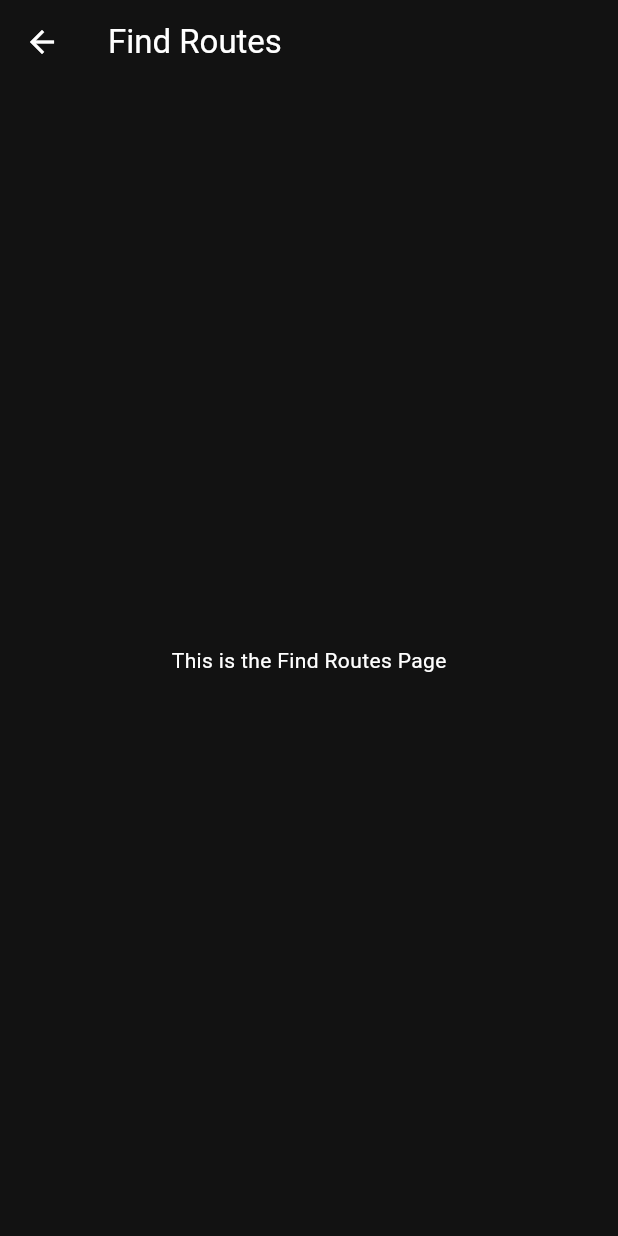
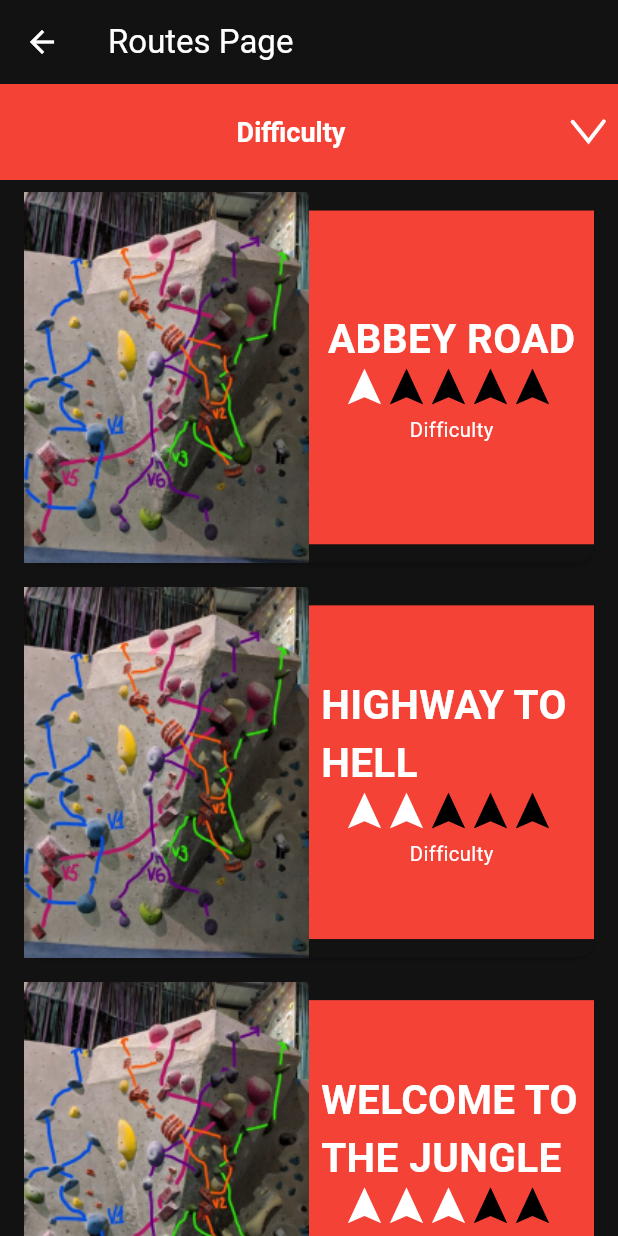
Before and after one commit to Petar-Taneski/boulder_bar_app, a Flutter app: the screen it shows after launch, after a tap on "Find Routes", on a phone screen of 412 x 824 dp. Run offline on Flutter 3.47's test engine with Material 3 defaults, Android fonts, the phone set to English and light mode, and no system bars; our stand-ins replace flutter_svg.

Commit message:
Routed page finished, with not navigation to each route.

```diff
--- a/lib/main.dart
+++ b/lib/main.dart
@@ -1,4 +1,4 @@
-import 'package:boulder_bar_app/pages/home.dart';
+import 'package:boulder_bar_app/screens/home.dart';
 import 'package:flutter/material.dart';
 
 void main() {
--- /dev/null
+++ b/lib/models/route.dart
@@ -0,0 +1,15 @@
+class Route {
+  final String id;
+  final String img;
+  final String title;
+  final int difficulty;
+  final bool completed;
+
+  Route({
+    required this.id,
+    required this.img,
+    required this.title,
+    required this.difficulty,
+    required this.completed,
+  });
+}
--- a/lib/pages/home.dart
+++ b/lib/screens/home.dart
@@ -1,3 +1,4 @@
+import 'package:boulder_bar_app/screens/routes.dart';
 import 'package:flutter/material.dart';
 
 class HomeScreen extends StatelessWidget {
@@ -24,7 +25,7 @@
                   // Navigate to Find Routes Page
                   Navigator.push(
                     context,
-                    MaterialPageRoute(builder: (context) => FindRoutesPage()),
+                    MaterialPageRoute(builder: (context) => Routes()),
                   );
                 },
                 child: Text(
@@ -72,21 +73,6 @@
   }
 }
 
-// Placeholder for Find Routes Page
-class FindRoutesPage extends StatelessWidget {
-  @override
-  Widget build(BuildContext context) {
-    return Scaffold(
-      appBar: AppBar(
-        title: Text('Find Routes'),
-      ),
-      body: Center(
-        child: Text('This is the Find Routes Page'),
-      ),
-    );
-  }
-}
-
 class AboutPage extends StatelessWidget {
   @override
   Widget build(BuildContext context) {
--- /dev/null
+++ b/lib/screens/routes.dart
@@ -0,0 +1,146 @@
+import 'package:flutter/material.dart';
+import 'package:flutter_svg/flutter_svg.dart';
+import '../widgets/route_widget.dart'; // Importing RouteWidget
+
+class Routes extends StatefulWidget {
+  const Routes({super.key});
+
+  @override
+  State<Routes> createState() => _RoutesState();
+}
+
+class _RoutesState extends State<Routes> {
+  // Sample data
+  final List<Map<String, dynamic>> routes = [
+    {
+      'id': '1',
+      'img': 'assets/photos/abbey_road.png',
+      'title': 'Abbey Road',
+      'difficulty': 1,
+      'completed': false,
+    },
+    {
+      'id': '2',
+      'img': 'assets/photos/highway_to_hell.png',
+      'title': 'Highway to Hell',
+      'difficulty': 2,
+      'completed': true,
+    },
+    {
+      'id': '3',
+      'img': 'assets/photos/abbey_road.png',
+      'title': 'Welcome to the Jungle',
+      'difficulty': 3,
+      'completed': false,
+    },
+    {
+      'id': '4',
+      'img': 'assets/photos/abbey_road.png',
+      'title': 'Hard Road',
+      'difficulty': 4,
+      'completed': true,
+    },
+    {
+      'id': '5',
+      'img': 'assets/photos/abbey_road.png',
+      'title': 'Iron Man',
+      'difficulty': 5,
+      'completed': false,
+    },
+  ];
+
+  String selectedDifficulty = 'Difficulty'; // Default option
+
+  @override
+  Widget build(BuildContext context) {
+    return Scaffold(
+      appBar: AppBar(
+        title: const Text('Routes Page'),
+      ),
+      body: SingleChildScrollView(
+        child: Column(
+          children: [
+            // Dropdown and list of routes logic
+            Container(
+              color: Colors.red,
+              width: double.infinity,
+              padding: const EdgeInsets.all(8.0),
+              child: Row(
+                mainAxisAlignment: MainAxisAlignment.center,
+                children: [
+                  Expanded(
+                    child: DropdownButton<String>(
+                      value: selectedDifficulty,
+                      icon: SvgPicture.asset(
+                        'assets/dropdown_arrow.svg',
+                        width: 24,
+                        height: 24,
+                        color: Colors.white,
+                      ),
+                      dropdownColor: Colors.red,
+                      style: const TextStyle(
+                        color: Colors.white,
+                        fontSize: 18,
+                        fontWeight: FontWeight.bold,
+                      ),
+                      underline: Container(),
+                      isExpanded: true, // Make the button expand to fill the width
+                      items: <String>[
+                        'Difficulty',
+                        'Very easy',
+                        'Easy',
+                        'Medium',
+                        'Hard',
+                        'Very hard'
+                      ].map<DropdownMenuItem<String>>((String value) {
+                        return DropdownMenuItem<String>(
+                          value: value,
+                          child: Align(
+                            alignment: Alignment.center,
+                            child: Text(
+                              value,
+                              style: const TextStyle(
+                                color: Colors.white,
+                                fontSize: 18,
+                                fontWeight: FontWeight.bold,
+                              ),
+                            ),
+                          ),
+                        );
+                      }).toList(),
+                      onChanged: (String? newValue) {
+                        setState(() {
+                          selectedDifficulty = newValue!;
+                        });
+                      },
+                    ),
+                  ),
+                ],
+              ),
+            ),
+
+            // List of route widgets
+            Column(
+              children: routes
+                  .where((route) =>
+                      selectedDifficulty == 'Difficulty' ||
+                      selectedDifficulty == 'Very easy' && route['difficulty'] == 1 ||
+                      selectedDifficulty == 'Easy' && route['difficulty'] == 2 ||
+                      selectedDifficulty == 'Medium' && route['difficulty'] == 3 ||
+                      selectedDifficulty == 'Hard' && route['difficulty'] == 4 ||
+                      selectedDifficulty == 'Very hard' && route['difficulty'] == 5)
+                  .map((route) => RouteWidget(
+                        id: route['id'],
+                        img: route['img'],
+                        title: route['title'],
+                        difficulty: route['difficulty'],
+                        completed: route['completed'],
+                      ))
+                  .toList(),
+            ),
+          ],
+        ),
+      ),
+    );
+  }
+}
--- /dev/null
+++ b/lib/widgets/route_widget.dart
@@ -0,0 +1,107 @@
+import 'package:flutter/material.dart';
+import 'package:flutter_svg/flutter_svg.dart';
+
+class RouteWidget extends StatelessWidget {
+  final String id;
+  final String img;
+  final String title;
+  final int difficulty;
+  final bool completed;
+
+  const RouteWidget({
+    super.key,
+    required this.id,
+    required this.img,
+    required this.title,
+    required this.difficulty,
+    required this.completed,
+  });
+
+  @override
+  Widget build(BuildContext context) {
+    final screenHeight = MediaQuery.of(context).size.height;
+    final imageHeight = screenHeight * 0.3;
+    final whiteIconsCount = difficulty;
+    final blackIconsCount = 5 - whiteIconsCount;
+    final fontSize = 18.0 * 2;
+    final iconSize = 16.0 * 1.5;
+    final titleFontSize = fontSize * 0.75;
+
+    return Card(
+      margin: const EdgeInsets.symmetric(vertical: 8.0, horizontal: 16.0),
+      child: Row(
+        children: [
+          Expanded(
+            flex: 1,
+            child: ClipRect(
+              child: Image.asset(
+                img,
+                fit: BoxFit.cover,
+                height: imageHeight,
+              ),
+            ),
+          ),
+          Expanded(
+            flex: 1,
+            child: Container(
+              color: Colors.red,
+              padding: const EdgeInsets.all(8.0),
+              height: imageHeight * 0.9,
+              child: Center(
+                child: Column(
+                  mainAxisAlignment: MainAxisAlignment.center,
+                  crossAxisAlignment: CrossAxisAlignment.center,
+                  children: [
+                    Text(
+                      title.toUpperCase(),
+                      style: TextStyle(
+                        color: Colors.white,
+                        fontSize: titleFontSize,
+                        fontWeight: FontWeight.bold,
+                      ),
+                    ),
+                    Row(
+                      mainAxisAlignment: MainAxisAlignment.center,
+                      children: [
+                        ...List.generate(
+                          whiteIconsCount,
+                          (index) => Padding(
+                            padding: const EdgeInsets.only(right: 4.0),
+                            child: SvgPicture.asset(
+                              'assets/difficulty_arrow_white.svg',
+                              width: iconSize,
+                              height: iconSize,
+                            ),
+                          ),
+                        ),
+                        ...List.generate(
+                          blackIconsCount,
+                          (index) => Padding(
+                            padding: const EdgeInsets.only(right: 4.0),
+                            child: SvgPicture.asset(
+                              'assets/difficulty_arrow_black.svg',
+                              width: iconSize,
+                              height: iconSize,
+                            ),
+                          ),
+                        ),
+                      ],
+                    ),
+                    const SizedBox(height: 8),
+                    Text(
+                      'Difficulty',
+                      style: TextStyle(
+                        color: Colors.white,
+                        fontSize: titleFontSize / 2,
+                      ),
+                    ),
+                  ],
+                ),
+              ),
+            ),
+          ),
+        ],
+      ),
+    );
+  }
+}
```
Also changed, not shown: pubspec.yaml (+5 -4 lines), assets/difficulty_arrow_black.svg (added), assets/difficulty_arrow_white.svg (added), assets/dropdown_arrow.svg (added), assets/photos/abbey_road.png (added), assets/photos/highway_to_hell.png (added), pubspec.lock.
